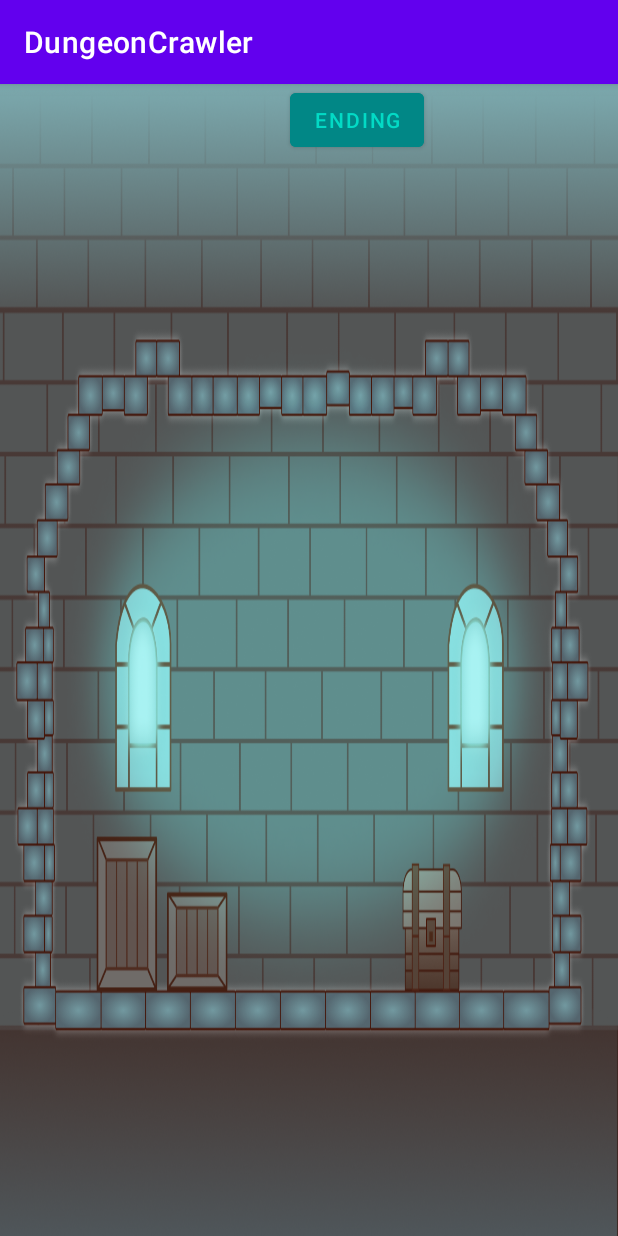
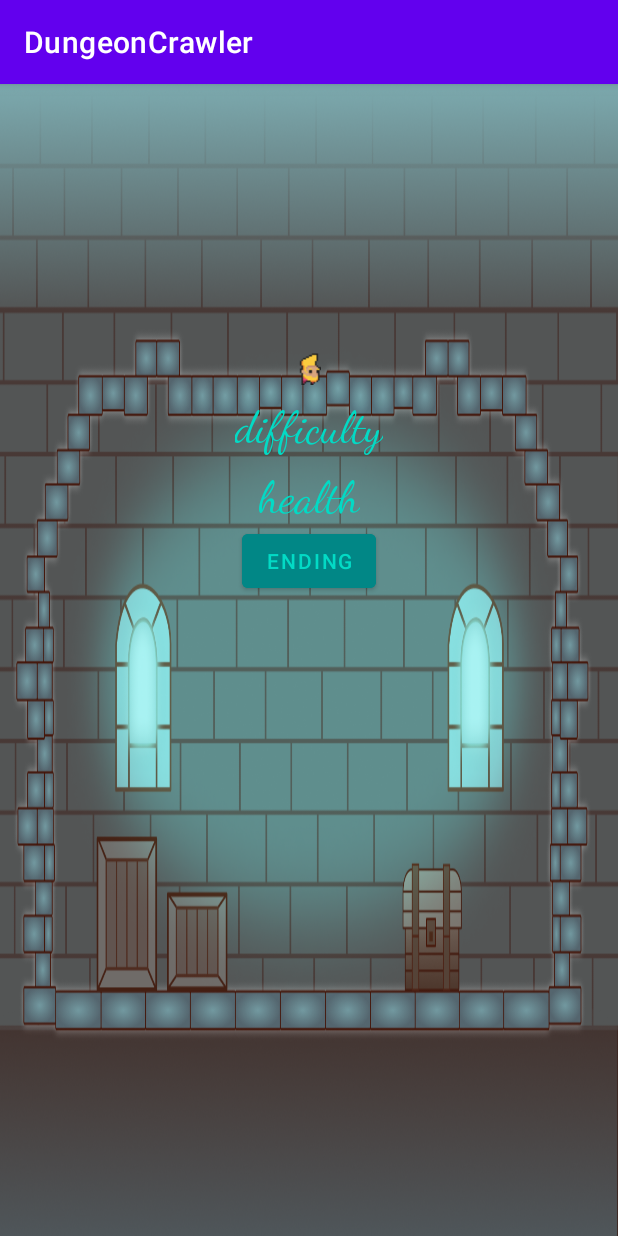
Before and after one commit to emmalynguyen/CS2340C_Team19, an Android app: the GameScene screen opened directly, with no data from a screen before it, on a phone screen of 412 x 824 dp. Run offline under Robolectric (Android 15) with nearby library versions, the phone set to English and light mode, and no system bars; 6 statements that could not run were skipped.

Commit message:
GameScene Updates
Carry over variables

```diff
--- a/DungeonCrawler/app/src/main/java/com/example/dungeoncrawler/GameScene.java
+++ b/DungeonCrawler/app/src/main/java/com/example/dungeoncrawler/GameScene.java
@@ -5,35 +5,58 @@ import androidx.appcompat.app.AppCompatActivity;
 import android.annotation.SuppressLint;
 import android.content.Intent;
 import android.os.Bundle;
+import android.util.Log;
+import android.view.WindowManager;
 import android.widget.Button;
 import android.widget.TextView;
 
 public class GameScene extends AppCompatActivity {
 
+    String username;
+    double difficulty;
+    int sprite;
+    double health;
+    String difficultyLevel;
     @Override
     protected void onCreate(Bundle savedInstanceState) {
         super.onCreate(savedInstanceState);
         setContentView(R.layout.activity_game_scene);
 
-        @SuppressLint({"MissingInflatedId", "LocalSuppress"})
-        TextView name = findViewById(R.id.inputText);
-        name.setText("Your Name"); //update with their name
+        getWindow().addFlags(WindowManager.LayoutParams.FLAG_FULLSCREEN);
+        getWindow().clearFlags(WindowManager.LayoutParams.FLAG_FORCE_NOT_FULLSCREEN);
 
-        @SuppressLint({"MissingInflatedId", "LocalSuppress"})
-        TextView difficulty = findViewById(R.id.inputText);
-        difficulty.setText("Your Name"); //update with their name
+        Intent intent = getIntent();
+        Bundle extras = intent.getExtras();
 
-        @SuppressLint({"MissingInflatedId", "LocalSuppress"})
-        TextView health = findViewById(R.id.inputText);
-        health.setText("Your Name"); //update with their name
+        String username = extras.getString("name");
+        double difficulty = extras.getDouble("difficulty");
+        int sprite = extras.getInt("sprite");
+        double health = extras.getDouble("health");
+        String difficultyLevel = extras.getString("DifficultyLevel");
+
+        Log.d("tag", "Username: " + username);
+
+        TextView nameTextView = findViewById(R.id.nameText);
+        nameTextView.setText(username);
+
+        TextView nameTextView = findViewById(R.id.nameText);
+        nameTextView.setText(username);
+//
+//        @SuppressLint({"MissingInflatedId", "LocalSuppress"})
+//        TextView difficulty = findViewById(R.id.inputText);
+//        difficulty.setText("Your Name"); //update with their name
+//
+//        @SuppressLint({"MissingInflatedId", "LocalSuppress"})
+//        TextView health = findViewById(R.id.inputText);
+//        health.setText("Your Name"); //update with their name
 
         Button endingButton = findViewById(R.id.endingButton);
 
         endingButton.setOnClickListener(v -> {
-            Intent intent = new Intent(GameScene.this, Ending.class);
+            Intent ending = new Intent(GameScene.this, Ending.class);
 
             // Start SecondActivity
-            startActivity(intent);
+            startActivity(ending);
 
             // Finish the current activity if needed
             finish();
--- a/DungeonCrawler/app/src/main/res/layout/activity_game_scene.xml
+++ b/DungeonCrawler/app/src/main/res/layout/activity_game_scene.xml
@@ -7,6 +7,64 @@
     android:background="@drawable/dungeon_background"
     tools:context=".GameScene">
 
+    <TextView
+        android:id="@+id/nameText"
+        android:layout_width="wrap_content"
+        android:layout_height="wrap_content"
+        android:fontFamily="cursive"
+        android:text="name"
+        android:textColor="@color/teal_200"
+        android:layout_marginTop="100dp"
+        android:textSize="60dp"
+        app:layout_constraintTop_toTopOf="parent"
+        app:layout_constraintStart_toStartOf="parent"
+        app:layout_constraintEnd_toEndOf="parent"
+        app:layout_constraintVertical_chainStyle="packed"
+        app:layout_constraintVertical_bias="0.5"
+        />
+
+    <ImageView
+        android:id="@+id/spriteView"
+        android:layout_width="wrap_content"
+        android:layout_height="wrap_content"
+        app:layout_constraintTop_toBottomOf="@id/nameText"
+        app:layout_constraintStart_toStartOf="parent"
+        app:layout_constraintEnd_toEndOf="parent"
+        app:layout_constraintVertical_chainStyle="packed"
+        app:layout_constraintVertical_bias="0.5"
+        app:srcCompat="@drawable/female_dwarf" />
+
+    <TextView
+        android:id="@+id/difficultyText"
+        android:layout_width="wrap_content"
+        android:layout_height="wrap_content"
+        android:fontFamily="cursive"
+        android:text="difficulty"
+        android:textColor="@color/teal_200"
+        android:layout_marginTop="10dp"
+        android:textSize="30dp"
+        app:layout_constraintTop_toBottomOf="@id/spriteView"
+        app:layout_constraintStart_toStartOf="parent"
+        app:layout_constraintEnd_toEndOf="parent"
+        />
+
+    <TextView
+        android:id="@+id/healthText"
+        android:layout_width="wrap_content"
+        android:layout_height="wrap_content"
+        android:fontFamily="cursive"
+        android:text="health"
+        android:textColor="@color/teal_200"
+        android:layout_marginTop="10dp"
+        android:textSize="30dp"
+        app:layout_constraintTop_toBottomOf="@id/difficultyText"
+        app:layout_constraintStart_toStartOf="parent"
+        app:layout_constraintEnd_toEndOf="parent"
+        app:layout_constraintVertical_chainStyle="packed"
+        app:layout_constraintVertical_bias="0.5"
+        />
+
+
     <Button
         android:id="@+id/endingButton"
         android:layout_width="wrap_content"
@@ -15,8 +73,9 @@
         android:text="Ending"
         android:textColor="@color/teal_200"
         app:layout_constraintEnd_toEndOf="parent"
-        app:layout_constraintHorizontal_bias="0.6"
+        app:layout_constraintHorizontal_bias="0.5"
         app:layout_constraintStart_toStartOf="parent"
-        app:layout_constraintTop_toBottomOf="@id/welcomeText" />
+        app:layout_constraintTop_toBottomOf="@id/healthText" />
+
 
 </androidx.constraintlayout.widget.ConstraintLayout>
```
Also changed, not shown: 3 other files.
